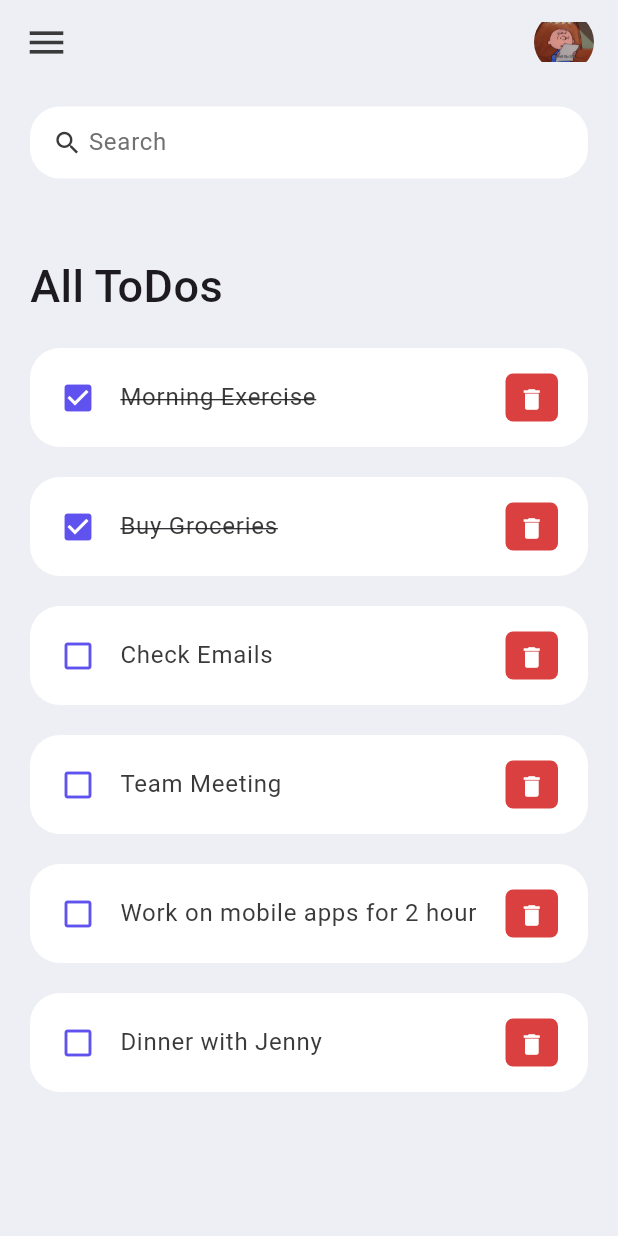
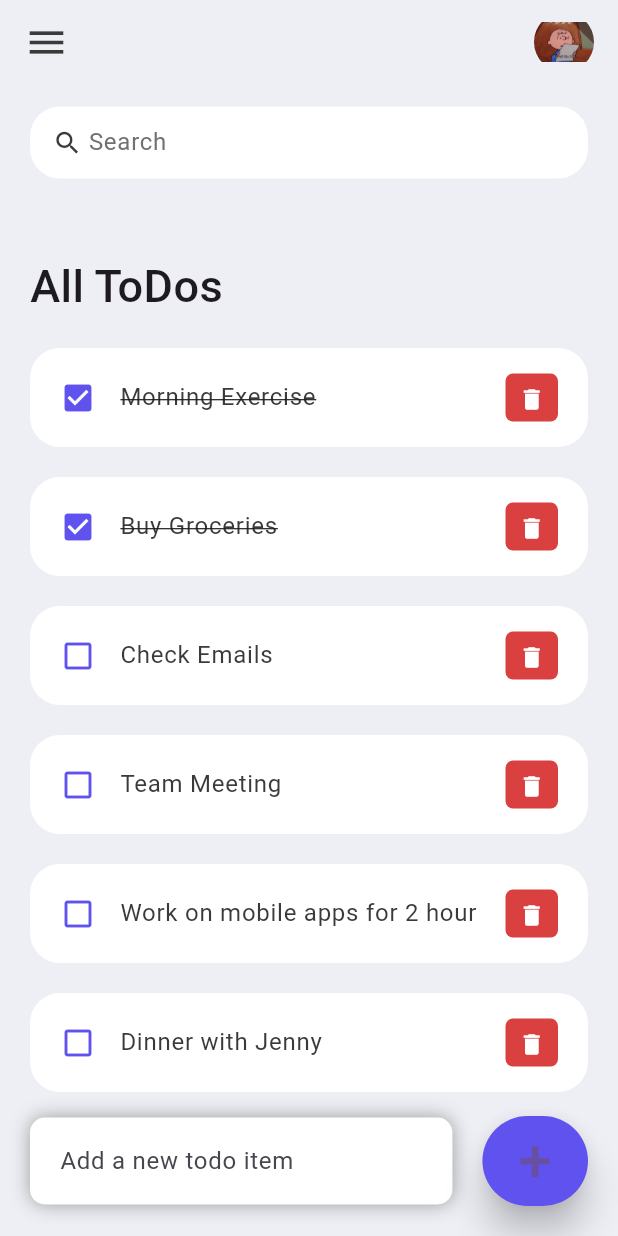
Before and after one commit to rhrh9999/flutter_todolist, a Flutter app: the screen it shows after launch, on a phone screen of 412 x 824 dp. Run offline on Flutter 3.47's test engine with Material 3 defaults, Android fonts, the phone set to English and light mode, and no system bars.

Commit message:
UI) bottom of 'Add a new todo item' and '+'

```diff
--- a/lib/screens/home.dart
+++ b/lib/screens/home.dart
@@ -13,7 +13,9 @@ class Home extends StatelessWidget {
     return Scaffold(
         backgroundColor: toBGColor,
       appBar: _buildAppBar(),
-      body: Container(
+      body: Stack(
+        children: [
+          Container(
             padding: EdgeInsets.symmetric(
                 horizontal:20,
                 vertical: 15
@@ -35,14 +37,65 @@ class Home extends StatelessWidget {
 
                       for ( ToDo todoo in todosList)
                         ToDoItem(todo: todoo),
+
                     ],
                   ),
                 )
               ],
             ),
           ),
-
-
+          Align(
+            alignment: Alignment.bottomCenter,
+            child: Row(
+              children: [
+                Expanded(child: Container(
+                  margin: EdgeInsets.only(
+                    bottom: 20,
+                    right:20,
+                    left: 20,
+                  ),
+                  padding:EdgeInsets.symmetric(
+                     horizontal: 20,
+                     vertical: 5,
+                  ),
+                  decoration: BoxDecoration(
+                    color: Colors.white,
+                    boxShadow: const [BoxShadow(
+                      color: Colors.grey,
+                      offset: Offset(0.0, 0.0),
+                      blurRadius: 10.0,
+                      spreadRadius: 0.0,
+                    ),],
+                    borderRadius: BorderRadius.circular(10),
+                  ),
+                  child: TextField(
+                    decoration: InputDecoration(
+                      hintText: 'Add a new todo item',
+                      border: InputBorder.none
+                    ),
+                  ),
+                ),
+                ),
+                Container(
+                  margin: EdgeInsets.only(
+                      bottom:20,
+                      right: 20,
+                  ),
+                  child: ElevatedButton(
+                    child: Text('+', style: TextStyle(fontSize: 40,),),
+                    onPressed: () {},
+                    style: ElevatedButton.styleFrom(
+                      primary: toBlue,
+                      minimumSize: Size(60, 60),
+                      elevation: 10,
+                    ),
+                    ),
+                ),
+              ],
+            )
+          )
+        ],
+      ),
     );
   }
 
```
Lines whose indentation alone changed are shown as unchanged.
